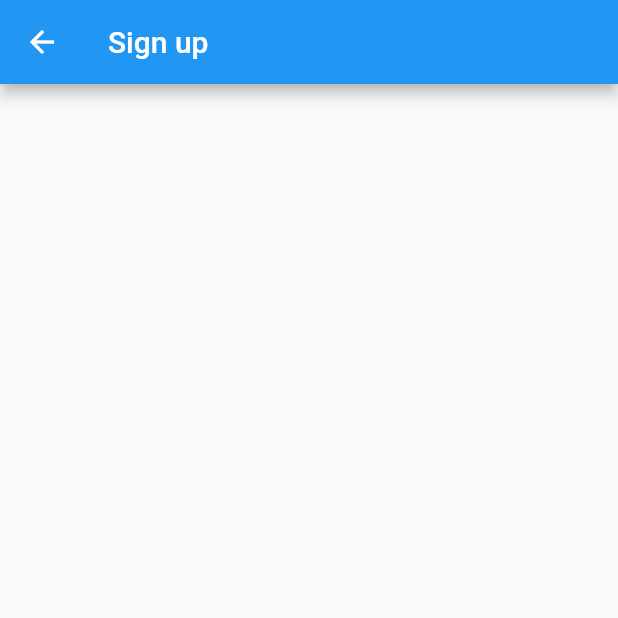
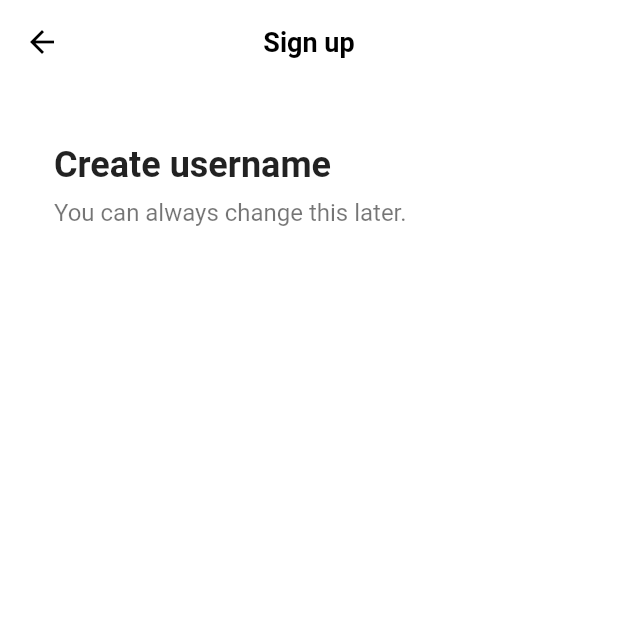
Before and after one commit to cheo419/tiktok, a Flutter app: the screen it shows after launch, after a tap on "Use email & password", on a phone screen of 412 x 824 dp, the top half of it. Run offline on Flutter 3.47's test engine with Material 2 defaults, Android fonts, the phone set to English and light mode, and no system bars; our stand-ins replace font_awesome_flutter.

Commit message:
Sign up form

```diff
--- a/lib/S.txt
+++ b/lib/S.txt
@@ -10,3 +10,6 @@ ex)부모의 크기가 1000px이고 FractionallySizedBox의 widthFactor가 1 이
 #authbutton
 Stack(widget) = stack을 이해하기위한 설명 : Column이 어떤역활을 하는지 기억해보면 여러 위젯들을 세로로 차례대로 배치할수있게 해줌, row는? 위젯들을 옆으로 배치할수있게 해줌, stack은 위에다가 쌓을수있게 해줌, 말그대로 위에 쌓을수 있게끔 팬케이크처럼
 Align(widget) = 하나의 정렬만 바꿀수있게 해줌
+
+#sing up form
+tip) 메서드앞에 _ 언더바 쓰기 생활화하기(이유는 다른언어처럼 퍼블릭 프라이빗 프로텍드 같은게 없기때문에 _로 프라이빗이라고 표시해두는것)
--- a/lib/features/authentication/email_screen.dart
+++ b/lib/features/authentication/email_screen.dart
@@ -1,4 +1,6 @@
 import 'package:flutter/material.dart';
+import 'package:tiktok/constants/gaps.dart';
+import 'package:tiktok/constants/sizes.dart';
 
 class EmailScreen extends StatelessWidget {
   const EmailScreen({super.key});
@@ -7,7 +9,35 @@ class EmailScreen extends StatelessWidget {
   Widget build(BuildContext context) {
     return Scaffold(
       appBar: AppBar(
-        title: const Text("Sign up"),
+        title: const Text(
+          "Sign up",
+        ),
+      ),
+      body: Padding(
+        padding: const EdgeInsets.symmetric(
+          horizontal: Sizes.size36,
+        ),
+        child: Column(
+          crossAxisAlignment: CrossAxisAlignment.start,
+          children: const [
+            Gaps.v40,
+            Text(
+              "Create username",
+              style: TextStyle(
+                fontSize: Sizes.size24,
+                fontWeight: FontWeight.w700,
+              ),
+            ),
+            Gaps.v8,
+            Text(
+              "You can always change this later.",
+              style: TextStyle(
+                fontSize: Sizes.size16,
+                color: Colors.black54,
+              ),
+            ),
+          ],
+        ),
       ),
     );
   }
--- a/lib/main.dart
+++ b/lib/main.dart
@@ -1,4 +1,5 @@
 import 'package:flutter/material.dart';
+import 'package:tiktok/constants/sizes.dart';
 import 'package:tiktok/features/authentication/sign_up_screen.dart';
 
 void main() {
@@ -13,7 +14,19 @@ class TikTokApp extends StatelessWidget {
     return MaterialApp(
       title: 'Flutter TikTok',
       theme: ThemeData(
+        scaffoldBackgroundColor: Colors.white,
         primaryColor: const Color(0xFFE9435A),
+        appBarTheme: const AppBarTheme(
+          foregroundColor: Colors.black,
+          backgroundColor: Colors.white,
+          elevation: 0,
+          centerTitle: true,
+          titleTextStyle: TextStyle(
+            color: Colors.black,
+            fontSize: Sizes.size16 + Sizes.size2,
+            fontWeight: FontWeight.w600,
+          ),
+        ),
       ),
       home: const SignUpScreen(),
     );
```
